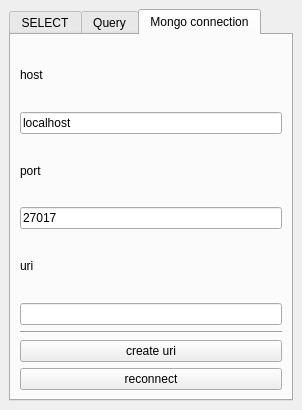
This is mongo_memorizer_dockwidget_base.ui in jeleniste/mongo_memorizer as Qt 5 draws it before an edit. The edited form follows.
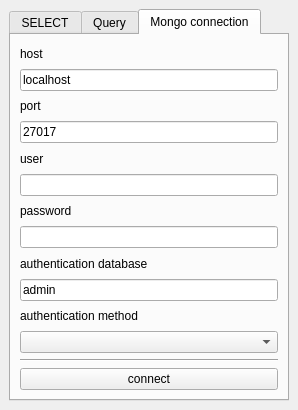
This is the edited form. The open tabs and pages were chosen to show the change.

The edit to the form file:
```diff
--- a/mongo_memorizer_dockwidget_base.ui
+++ b/mongo_memorizer_dockwidget_base.ui
@@ -6,7 +6,7 @@
    <rect>
     <x>0</x>
     <y>0</y>
-    <width>302</width>
+    <width>298</width>
     <height>410</height>
    </rect>
   </property>
@@ -211,12 +211,46 @@
         <item>
          <widget class="QLabel" name="label_6">
           <property name="text">
-           <string>uri</string>
+           <string>user</string>
           </property>
          </widget>
         </item>
         <item>
-         <widget class="QLineEdit" name="input_uri"/>
+         <widget class="QLineEdit" name="input_user"/>
+        </item>
+        <item>
+         <widget class="QLabel" name="label_9">
+          <property name="text">
+           <string>password</string>
+          </property>
+         </widget>
+        </item>
+        <item>
+         <widget class="QLineEdit" name="input_password"/>
+        </item>
+        <item>
+         <widget class="QLabel" name="label_10">
+          <property name="text">
+           <string>authentication database</string>
+          </property>
+         </widget>
+        </item>
+        <item>
+         <widget class="QLineEdit" name="input_auth_db">
+          <property name="text">
+           <string>admin</string>
+          </property>
+         </widget>
+        </item>
+        <item>
+         <widget class="QLabel" name="label_11">
+          <property name="text">
+           <string>authentication method</string>
+          </property>
+         </widget>
+        </item>
+        <item>
+         <widget class="QComboBox" name="input_auth_method"/>
         </item>
         <item>
          <widget class="Line" name="line_2">
@@ -228,14 +262,7 @@
         <item>
          <widget class="QPushButton" name="pushButton">
           <property name="text">
-           <string>create uri</string>
-          </property>
-         </widget>
-        </item>
-        <item>
-         <widget class="QPushButton" name="pushButton_2">
-          <property name="text">
-           <string>reconnect</string>
+           <string>connect</string>
           </property>
          </widget>
         </item>
```
Left out of the diff: 11 changed lines with no effect on the pictures.
